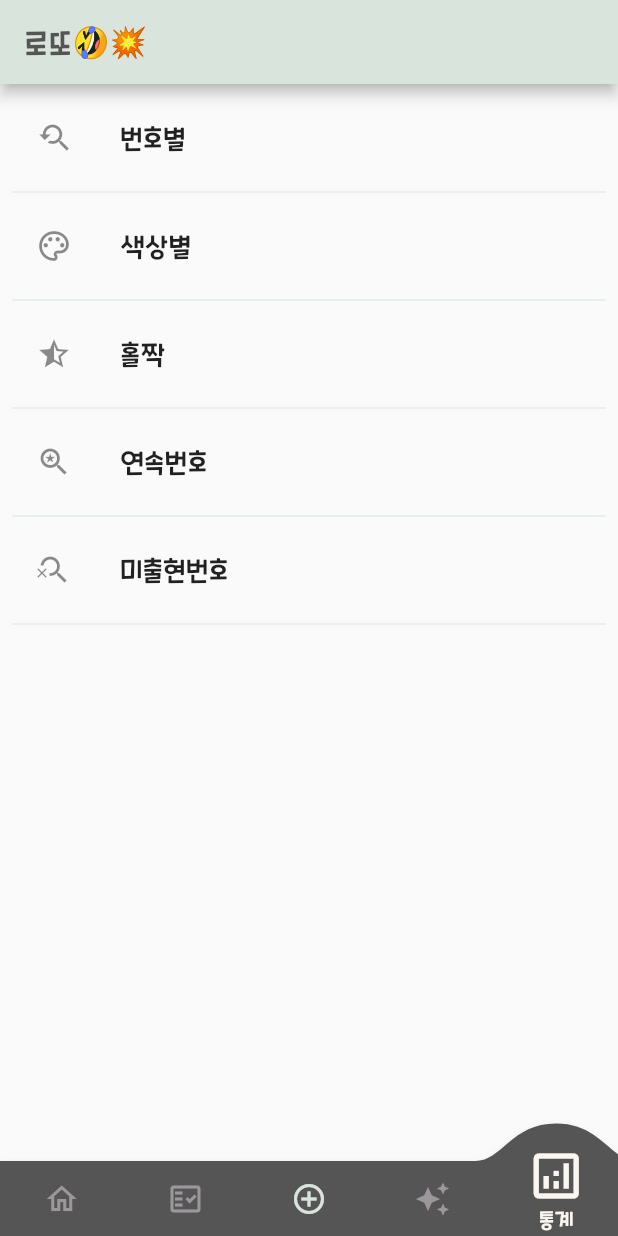
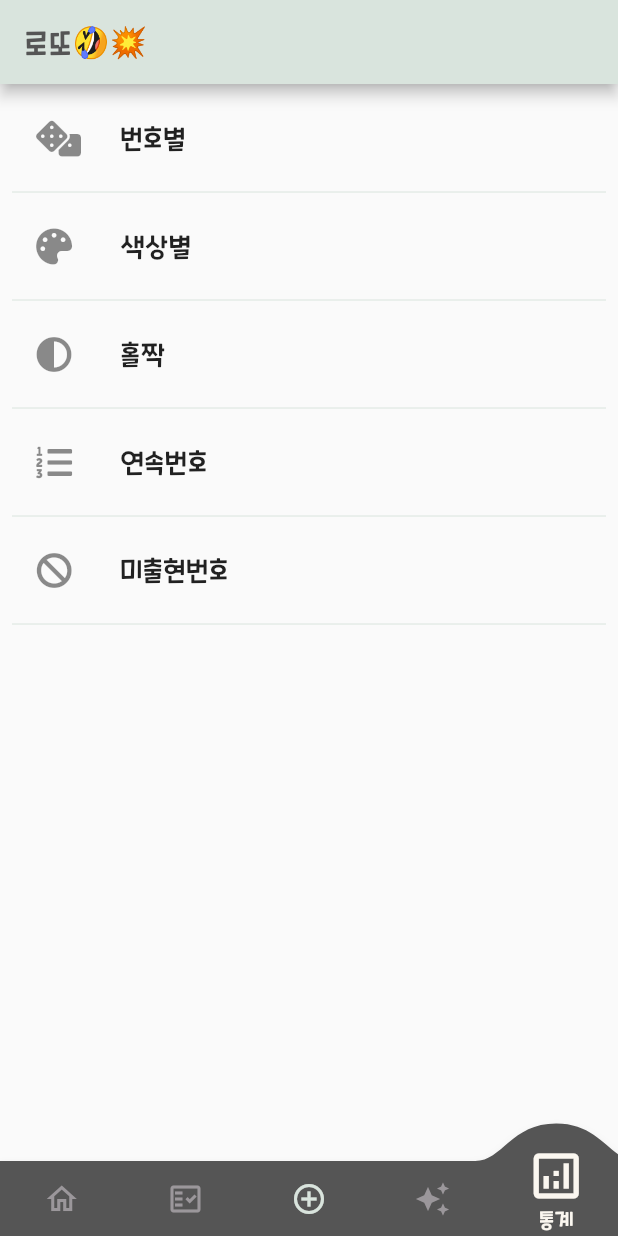
Before and after one commit to empering/lotto_mate_public, a Flutter app: the screen it shows after launch, item 5 of the bottom bar chosen, on a phone screen of 412 x 824 dp. Run offline on Flutter 3.47's test engine with Material 2 defaults, Android fonts, the phone set to English and light mode, and no system bars; drawn by our look-alikes of convex_bottom_bar; our stand-ins replace cloud_firestore, firebase_core, firebase_messaging, flutter_local_notifications, flutter_spinkit, font_awesome_flutter and 3 more; missing offline and left inert: qrscan, search_choices; accounts and stored records are empty; network calls fail.

Commit message:
통계 메뉴 아이콘 변경

```diff
--- a/lib/pages/stats/stats.dart
+++ b/lib/pages/stats/stats.dart
@@ -1,4 +1,5 @@
 import 'package:flutter/material.dart';
+import 'package:font_awesome_flutter/font_awesome_flutter.dart';
 import 'package:get/get.dart';
 import 'package:lotto_mate/pages/stats/color_stats.dart';
 import 'package:lotto_mate/pages/stats/even_odd_stats.dart';
@@ -20,7 +21,7 @@ class Stats extends StatelessWidget {
       children: [
         ListTile(
           title: Text('번호별'),
-          leading: Icon(Icons.youtube_searched_for),
+          leading: FaIcon(FontAwesomeIcons.dice),
           onTap: () {
             Get.to(NumberStats());
           },
@@ -28,7 +29,7 @@ class Stats extends StatelessWidget {
         Divider(),
         ListTile(
           title: Text('색상별'),
-          leading: Icon(Icons.color_lens_outlined),
+          leading: FaIcon(FontAwesomeIcons.palette),
           onTap: () {
             Get.to(ColorStats());
           },
@@ -36,7 +37,7 @@ class Stats extends StatelessWidget {
         Divider(),
         ListTile(
           title: Text('홀짝'),
-          leading: Icon(Icons.star_half),
+          leading: FaIcon(FontAwesomeIcons.adjust),
           onTap: () {
             Get.to(EvenOddStats());
           },
@@ -44,7 +45,7 @@ class Stats extends StatelessWidget {
         Divider(),
         ListTile(
           title: Text('연속번호'),
-          leading: Icon(Icons.saved_search),
+          leading: FaIcon(FontAwesomeIcons.listOl),
           onTap: () {
             Get.to(SeriesNumberStats());
           },
@@ -52,7 +53,7 @@ class Stats extends StatelessWidget {
         Divider(),
         ListTile(
           title: Text('미출현번호'),
-          leading: Icon(Icons.search_off),
+          leading: FaIcon(FontAwesomeIcons.ban),
           onTap: () {
             Get.to(UnpickNumberStats());
           },
```
